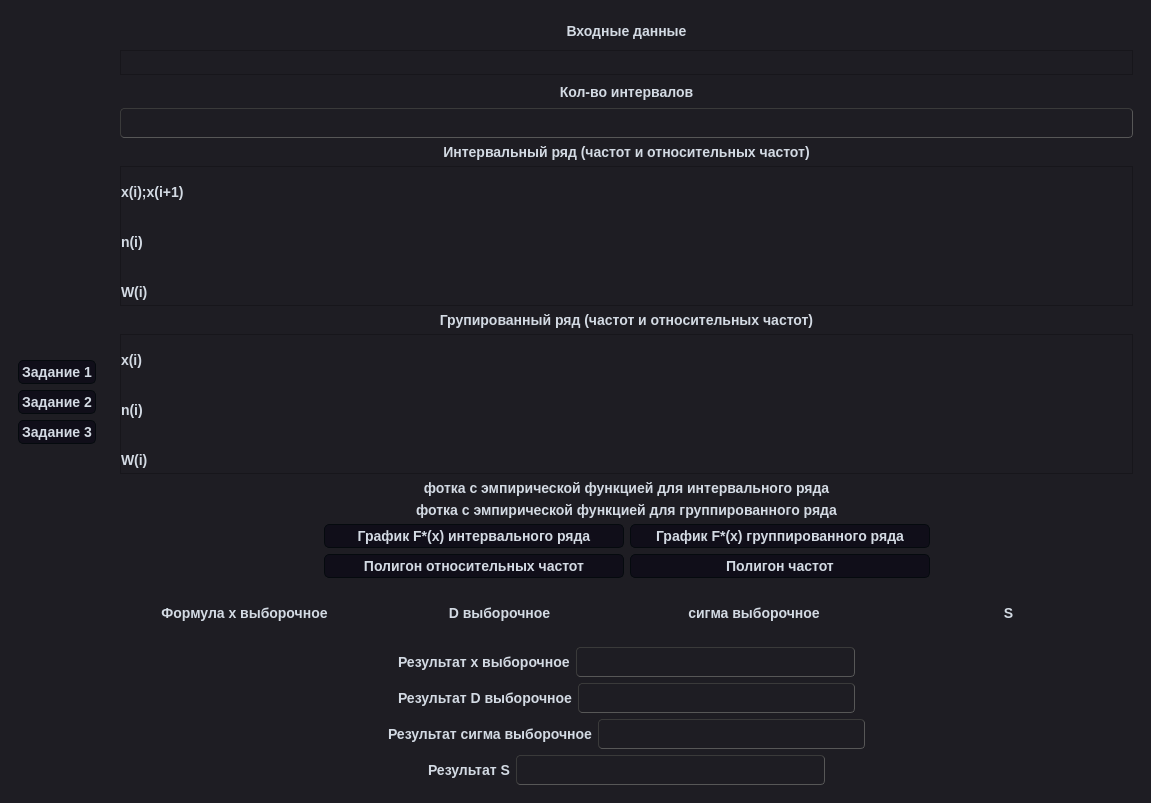
Before: the Qt Designer form interface.ui in T-LORE/tv_lr6, drawn with Qt 5.
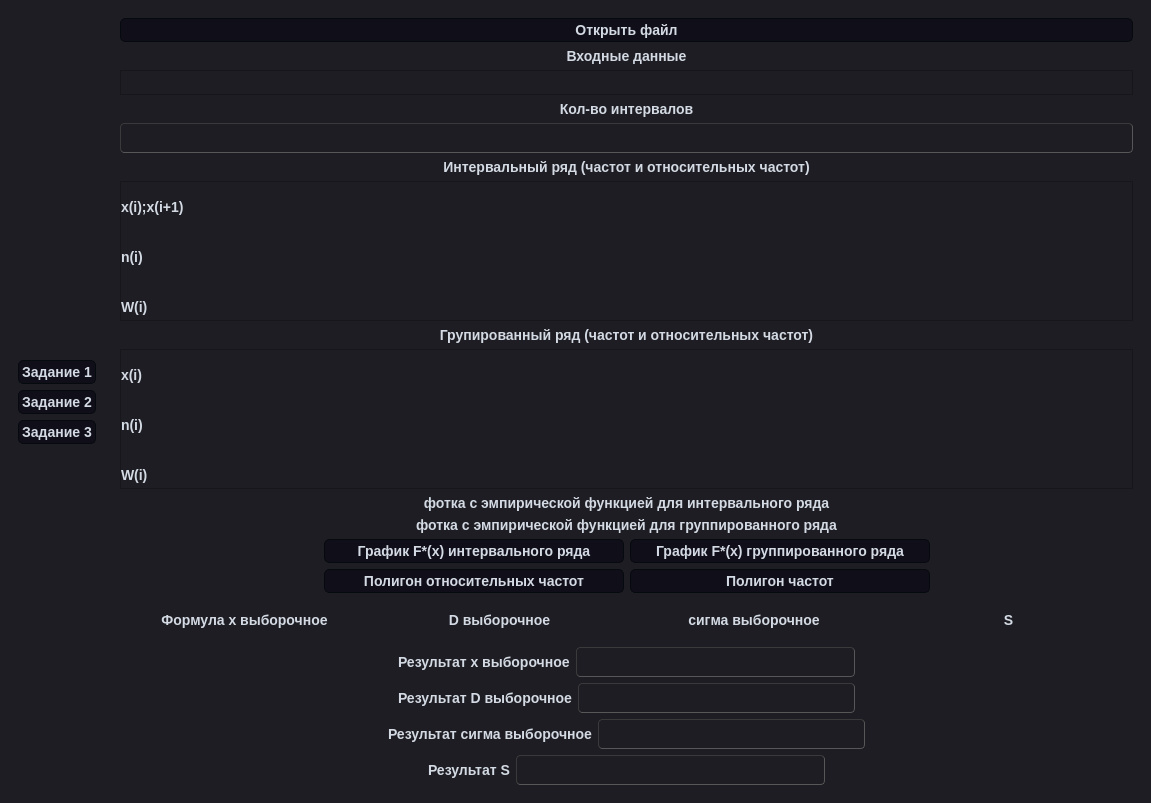
After: the same form once the commit is applied. The open tabs and pages were chosen to show the change.

Commit message: Переименовал пару кнопок

Diff of the .ui file:
```diff
--- a/interface.ui
+++ b/interface.ui
@@ -767,7 +767,7 @@
       <widget class="QWidget" name="page_2">
        <layout class="QGridLayout" name="gridLayout_3">
         <item row="0" column="0">
-         <widget class="QPushButton" name="openFileBtn_3">
+         <widget class="QPushButton" name="openFileBtn_2">
           <property name="text">
            <string>Открыть файл</string>
           </property>
@@ -1529,6 +1529,13 @@
         </item>
         <item row="0" column="0">
          <layout class="QVBoxLayout" name="verticalLayout_37">
+          <item>
+           <widget class="QPushButton" name="openFileBtn_3">
+            <property name="text">
+             <string>Открыть файл</string>
+            </property>
+           </widget>
+          </item>
           <item>
            <widget class="QLabel" name="label_56">
             <property name="layoutDirection">
```
Left out of the diff: 2 changed lines with no effect on the pictures. The commit also changes 1 other file.
